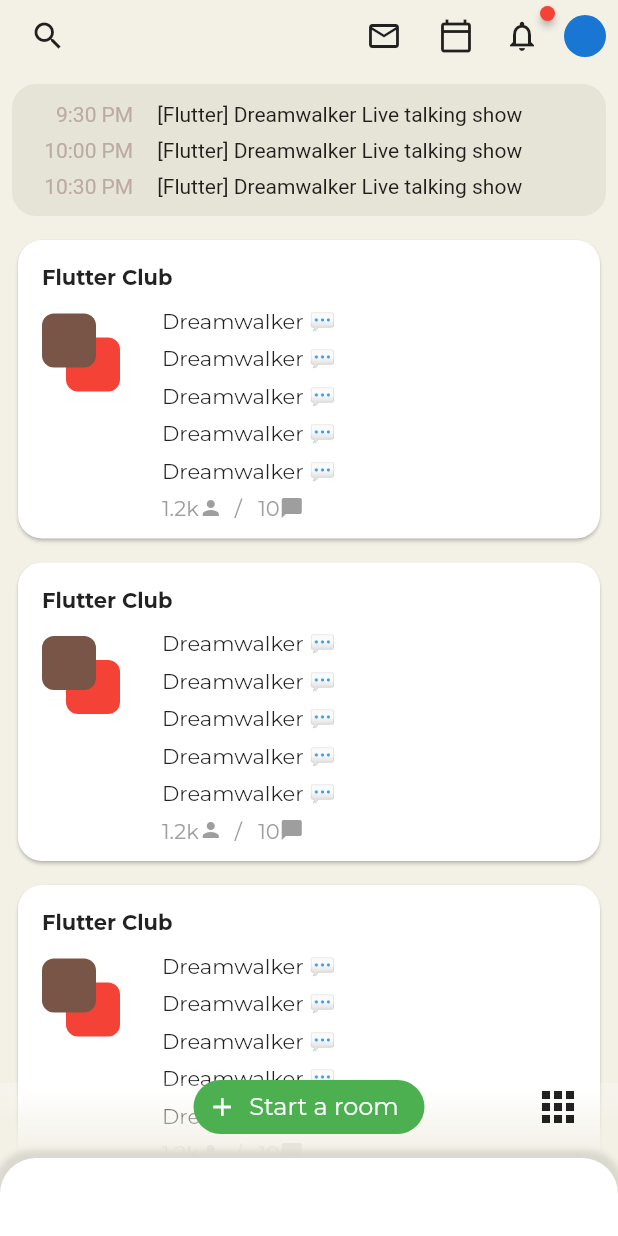
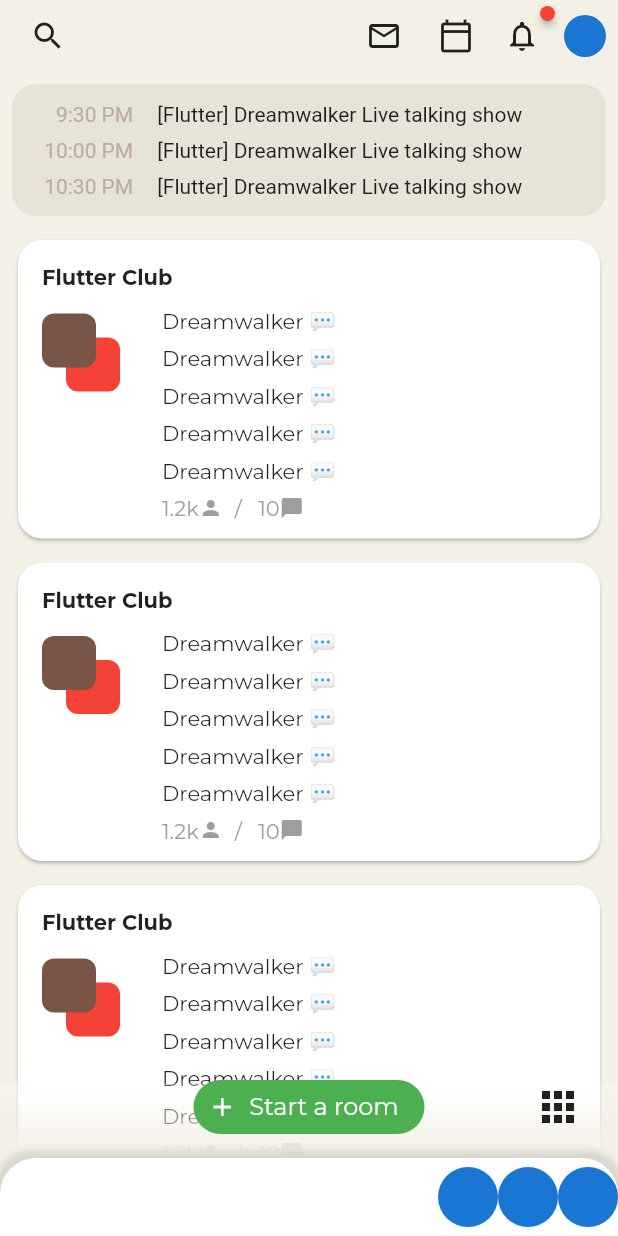
Before and after one commit to JAICHANGPARK/flutter_notebook_11th_story, a Flutter app: the screen it shows after launch, on a phone screen of 412 x 824 dp. Run offline on Flutter 3.47's test engine with Material 2 defaults, Android fonts, the phone set to English and light mode, and no system bars; drawn by our look-alikes of badges, flutter_inner_drawer; our stand-ins replace backdrop, google_fonts.

Commit message:
Update clubhouse_home_page.dart

```diff
--- a/lib/ep701_clubhouse/ui/clubhouse_home_page.dart
+++ b/lib/ep701_clubhouse/ui/clubhouse_home_page.dart
@@ -526,7 +526,10 @@ class _ClubhouseHomePageState extends State<ClubhouseHomePage> {
                   ]),
               child: Row(
                 children: [
-                  Expanded(child: Stack())
+                  Expanded(child: Stack()),
+                  CircleAvatar(),
+                  CircleAvatar(),
+                  CircleAvatar(),
                 ],
               ),
             ),
```
